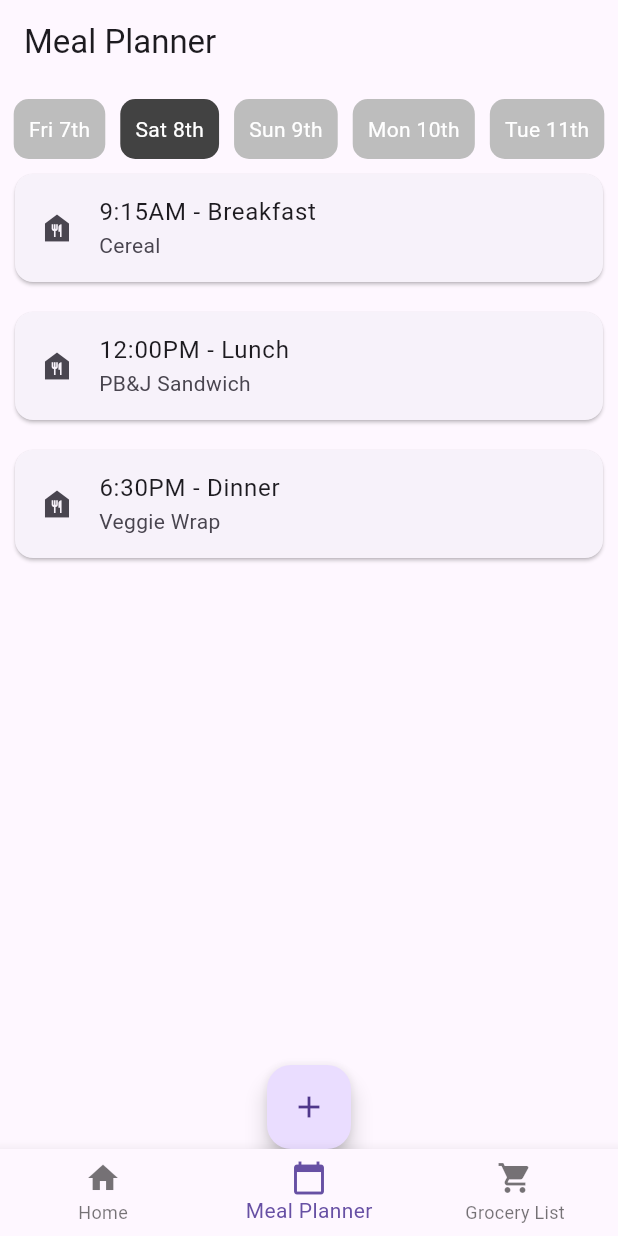
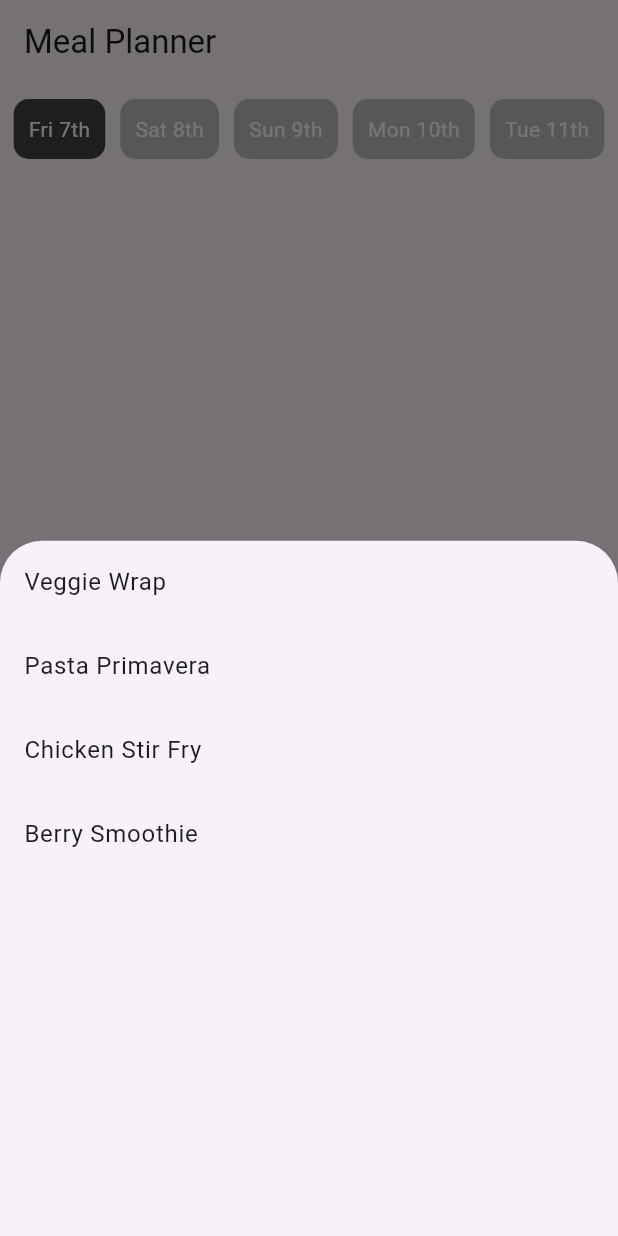
Before and after one commit to jenneetee/recipe-meal-planning-app, a Flutter app: the screen it shows after launch, item 2 of the bottom bar chosen, after a tap on the "add" icon, on a phone screen of 412 x 824 dp. Run offline on Flutter 3.47's test engine with Material 3 defaults, Android fonts, the phone set to English and light mode, and no system bars.

Commit message:
edits to meal planner and main

```diff
--- a/lib/main.dart
+++ b/lib/main.dart
@@ -1,3 +1,4 @@
+// main.dart (updated)
 import 'package:flutter/material.dart';
 import 'meal_planner.dart';
 import 'grocery_list.dart';
@@ -28,15 +29,49 @@ class MainScreen extends StatefulWidget {
 class _MainScreenState extends State<MainScreen> {
   int _selectedIndex = 0;
 
-  // List of screens for navigation
-  final List<Widget> _screens = [
-    HomeScreen(),
-    MealPlannerScreen(),
-    GroceryListScreen(ingredients: []),  // Pass an empty list as a fallback
-
+  final List<Map<String, dynamic>> recipes = [
+    {
+      "name": "Veggie Wrap",
+      "image": "assets/veggie_wrap.jpg",
+      "ingredients": ["Tortilla", "Lettuce", "Tomato", "Avocado"],
+      "instructions": "1. Wrap all ingredients in tortilla.\n2. Enjoy!",
+      "labels": ["Vegan", "Vegetarian"]
+    },
+    {
+      "name": "Pasta Primavera",
+      "image": "assets/pasta_primavera.jpg",
+      "ingredients": ["Pasta", "Bell Peppers", "Olive Oil", "Garlic"],
+      "instructions": "1. Cook pasta.\n2. Sauté veggies.\n3. Mix and serve!",
+      "labels": ["Vegetarian"]
+    },
+    {
+      "name": "Chicken Stir Fry",
+      "image": "assets/chicken_stir_fry.jpg",
+      "ingredients": ["Chicken", "Soy Sauce", "Broccoli", "Carrots"],
+      "instructions": "1. Cook chicken.\n2. Add veggies and stir-fry.\n3. Serve!",
+      "labels": []
+    },
+    {
+      "name": "Berry Smoothie",
+      "image": "assets/berry_smoothie.jpg",
+      "ingredients": ["Berries", "Banana", "Yogurt", "Honey"],
+      "instructions": "1. Blend all ingredients.\n2. Pour and enjoy!",
+      "labels": ["Vegetarian", "Gluten-Free"]
+    },
   ];
 
-  // Updates the selected index when a bottom navigation item is tapped
+  late List<Widget> _screens;
+
+  @override
+  void initState() {
+    super.initState();
+    _screens = [
+      HomeScreen(),
+      MealPlannerScreen(recipes: recipes),
+      GroceryListScreen(ingredients: []), // fallback
+    ];
+  }
+
   void _onItemTapped(int index) {
     setState(() {
       _selectedIndex = index;
@@ -52,10 +87,8 @@ class _MainScreenState extends State<MainScreen> {
         onTap: _onItemTapped,
         items: [
           BottomNavigationBarItem(icon: Icon(Icons.home), label: "Home"),
-          BottomNavigationBarItem(
-              icon: Icon(Icons.calendar_today), label: "Meal Planner"),
-          BottomNavigationBarItem(
-              icon: Icon(Icons.shopping_cart), label: "Grocery List"),
+          BottomNavigationBarItem(icon: Icon(Icons.calendar_today), label: "Meal Planner"),
+          BottomNavigationBarItem(icon: Icon(Icons.shopping_cart), label: "Grocery List"),
         ],
       ),
     );
--- a/lib/meal_planner.dart
+++ b/lib/meal_planner.dart
@@ -1,19 +1,68 @@
+// meal_planner.dart (updated)
 import 'package:flutter/material.dart';
+import 'grocery_list.dart';
+import 'home_screen.dart';
 
 class MealPlannerScreen extends StatefulWidget {
+  final List<Map<String, dynamic>> recipes;
+  MealPlannerScreen({required this.recipes});
+
   @override
   _MealPlannerScreenState createState() => _MealPlannerScreenState();
 }
 
 class _MealPlannerScreenState extends State<MealPlannerScreen> {
-  final List<String> days = [
-    "Fri 7th",
-    "Sat 8th",
-    "Sun 9th",
-    "Mon 10th",
-    "Tue 11th"
-  ];
-  int selectedDay = 1; // Default selection
+  final List<String> days = ["Fri 7th", "Sat 8th", "Sun 9th", "Mon 10th", "Tue 11th"];
+  int selectedDay = 0;
+  Map<String, List<Map<String, dynamic>>> mealPlan = {};
+
+  @override
+  void initState() {
+    super.initState();
+    for (var day in days) {
+      mealPlan[day] = [];
+    }
+  }
+
+  void _addMealToDay(Map<String, dynamic> recipe) {
+    setState(() {
+      mealPlan[days[selectedDay]]!.add(recipe);
+    });
+  }
+
+  void _generateGroceryList() {
+    Set<String> ingredients = {};
+    for (var meals in mealPlan.values) {
+      for (var meal in meals) {
+        ingredients.addAll(List<String>.from(meal['ingredients']));
+      }
+    }
+    Navigator.push(
+      context,
+      MaterialPageRoute(
+        builder: (context) => GroceryListScreen(ingredients: ingredients.toList()),
+      ),
+    );
+  }
+
+  void _showRecipeSelector() {
+    showModalBottomSheet(
+      context: context,
+      builder: (_) {
+        return ListView(
+          children: widget.recipes.map((recipe) {
+            return ListTile(
+              title: Text(recipe['name']),
+              onTap: () {
+                Navigator.pop(context);
+                _addMealToDay(recipe);
+              },
+            );
+          }).toList(),
+        );
+      },
+    );
+  }
 
   @override
   Widget build(BuildContext context) {
@@ -32,15 +81,10 @@ class _MealPlannerScreenState extends State<MealPlannerScreen> {
                     padding: EdgeInsets.all(10),
                     margin: EdgeInsets.symmetric(horizontal: 5),
                     decoration: BoxDecoration(
-                      color: selectedDay == index
-                          ? Colors.grey[800]
-                          : Colors.grey[400],
+                      color: selectedDay == index ? Colors.grey[800] : Colors.grey[400],
                       borderRadius: BorderRadius.circular(10),
                     ),
-                    child: Text(
-                      days[index],
-                      style: TextStyle(color: Colors.white),
-                    ),
+                    child: Text(days[index], style: TextStyle(color: Colors.white)),
                   ),
                 );
               }),
@@ -48,17 +92,25 @@ class _MealPlannerScreenState extends State<MealPlannerScreen> {
           ),
           Expanded(
             child: ListView(
-              children: [
-                MealTile(time: "9:15AM", meal: "Breakfast", dish: "Cereal"),
-                MealTile(time: "12:00PM", meal: "Lunch", dish: "PB&J Sandwich"),
-                MealTile(time: "6:30PM", meal: "Dinner", dish: "Veggie Wrap"),
-              ],
+              children: mealPlan[days[selectedDay]]!.map((meal) {
+                return MealTile(time: "", meal: meal['name'], dish: "");
+              }).toList(),
             ),
           ),
-          FloatingActionButton(
-            onPressed: () {}, // Future: Add meal functionality
-            child: Icon(Icons.add),
+          Row(
+            mainAxisAlignment: MainAxisAlignment.spaceEvenly,
+            children: [
+              FloatingActionButton(
+                onPressed: _showRecipeSelector,
+                child: Icon(Icons.add),
+              ),
+              ElevatedButton(
+                onPressed: _generateGroceryList,
+                child: Text("Generate Grocery List"),
+              )
+            ],
           ),
+          SizedBox(height: 10)
         ],
       ),
     );
@@ -78,7 +130,7 @@ class MealTile extends StatelessWidget {
       margin: EdgeInsets.all(10),
       child: ListTile(
         leading: Icon(Icons.food_bank),
-        title: Text("$time - $meal"),
+        title: Text(meal),
         subtitle: Text(dish),
       ),
     );
```
